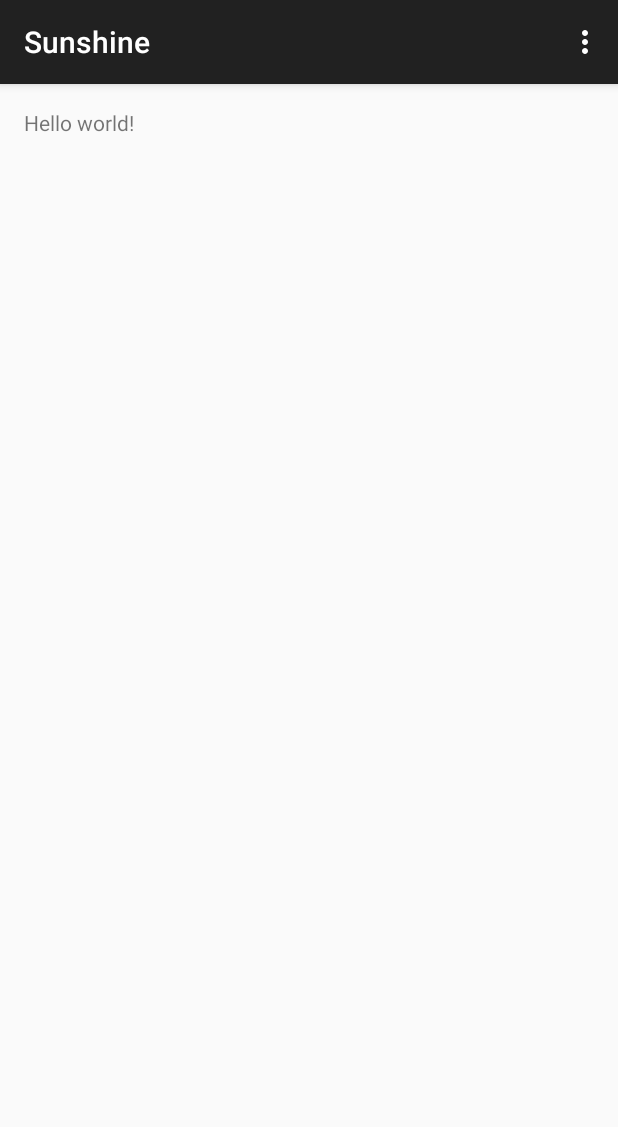
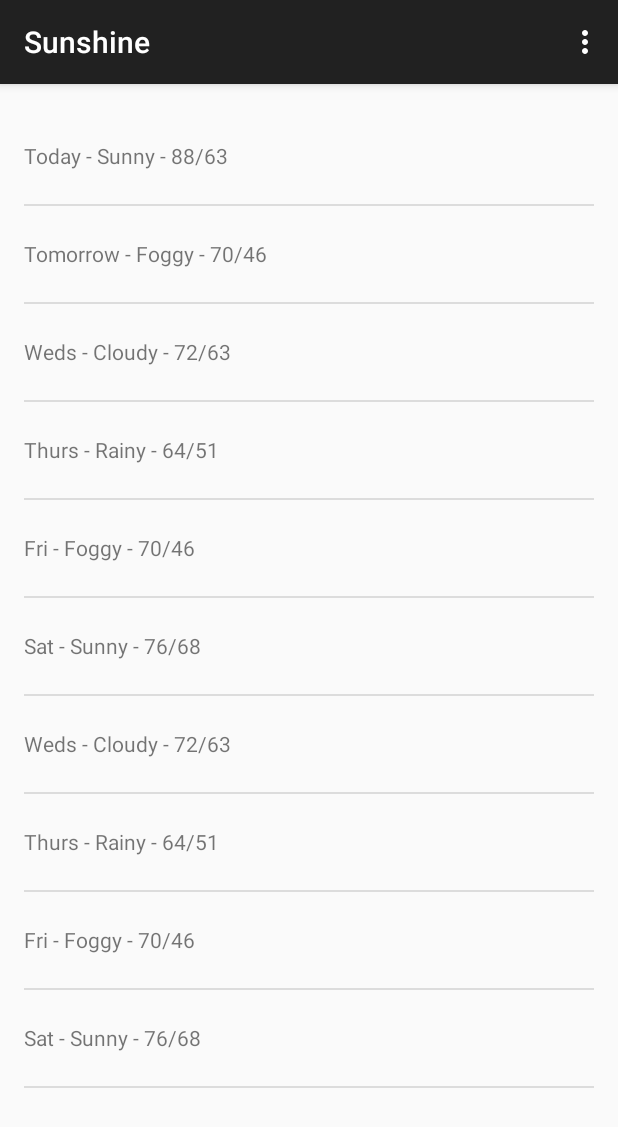
Before and after one commit to yoelfme/Sunshine, an Android app: the screen it shows after launch (MainActivity), on a phone screen of 412 x 824 dp. Shown: the top 1127 px of the screen. Run offline under Robolectric (Android 15) with nearby library versions, the phone set to English and light mode, and no system bars.

Commit message:
[add] Finish my first list view :sunglasses:

```diff
--- a/app/src/main/java/com/example/android/sunshine/MainActivity.java
+++ b/app/src/main/java/com/example/android/sunshine/MainActivity.java
@@ -10,6 +10,12 @@ import android.view.MenuItem;
 import android.view.View;
 import android.view.ViewGroup;
 import android.os.Build;
+import android.widget.ArrayAdapter;
+import android.widget.ListView;
+
+import java.util.ArrayList;
+import java.util.Arrays;
+import java.util.List;
 
 
 public class MainActivity extends ActionBarActivity {
@@ -53,13 +59,44 @@ public class MainActivity extends ActionBarActivity {
      */
     public static class PlaceholderFragment extends Fragment {
 
+        private ArrayAdapter<String> mForecastAdapter;
+
         public PlaceholderFragment() {
         }
 
         @Override
         public View onCreateView(LayoutInflater inflater, ViewGroup container,
                                  Bundle savedInstanceState) {
+
             View rootView = inflater.inflate(R.layout.fragment_main, container, false);
+
+            String[] forecastArray = {
+                    "Today - Sunny - 88/63",
+                    "Tomorrow - Foggy - 70/46",
+                    "Weds - Cloudy - 72/63",
+                    "Thurs - Rainy - 64/51",
+                    "Fri - Foggy - 70/46",
+                    "Sat - Sunny - 76/68",
+                    "Weds - Cloudy - 72/63",
+                    "Thurs - Rainy - 64/51",
+                    "Fri - Foggy - 70/46",
+                    "Sat - Sunny - 76/68"
+            };
+
+            List<String> weekForecast = new ArrayList<String>(Arrays.asList(forecastArray));
+
+            mForecastAdapter = new ArrayAdapter<String>(
+                        getActivity(), // The current context
+                        R.layout.list_item_forecast, // ID of list item layout
+                        R.id.list_item_forecast_textview, // ID of the textview to populate
+                        weekForecast // Data
+            );
+
+            ListView listView = (ListView) rootView.findViewById(R.id.listview_forecast);
+
+            listView.setAdapter(mForecastAdapter);
+
+
             return rootView;
         }
     }
--- a/app/src/main/res/layout/fragment_main.xml
+++ b/app/src/main/res/layout/fragment_main.xml
@@ -1,4 +1,4 @@
-<RelativeLayout xmlns:android="http://schemas.android.com/apk/res/android"
+<FrameLayout xmlns:android="http://schemas.android.com/apk/res/android"
     xmlns:tools="http://schemas.android.com/tools" android:layout_width="match_parent"
     android:layout_height="match_parent" android:paddingLeft="@dimen/activity_horizontal_margin"
     android:paddingRight="@dimen/activity_horizontal_margin"
@@ -6,7 +6,9 @@
     android:paddingBottom="@dimen/activity_vertical_margin"
     tools:context=".MainActivity$PlaceholderFragment">
 
-    <TextView android:text="@string/hello_world" android:layout_width="wrap_content"
-        android:layout_height="wrap_content" />
+    <ListView
+        android:layout_width="match_parent"
+        android:layout_height="match_parent"
+        android:id="@+id/listview_forecast" />
 
-</RelativeLayout>
+</FrameLayout>
--- /dev/null
+++ b/app/src/main/res/layout/list_item_forecast.xml
@@ -0,0 +1,10 @@
+<?xml version="1.0" encoding="utf-8"?>
+<TextView xmlns:android="http://schemas.android.com/apk/res/android"
+    android:layout_width="match_parent"
+    android:layout_height="match_parent"
+    android:minHeight="?android:attr/listPreferredItemHeight"
+    android:gravity="center_vertical"
+    android:id="@+id/list_item_forecast_textview"
+    >
+
+</TextView>
--- a/app/src/main/res/values/strings.xml
+++ b/app/src/main/res/values/strings.xml
@@ -1,5 +1,5 @@
 <resources>
     <string name="app_name">Sunshine</string>
-    <string name="hello_world">Hello world!</string>
+    <string name="hello_world">Today, June 24</string>
     <string name="action_settings">Settings</string>
 </resources>
```
